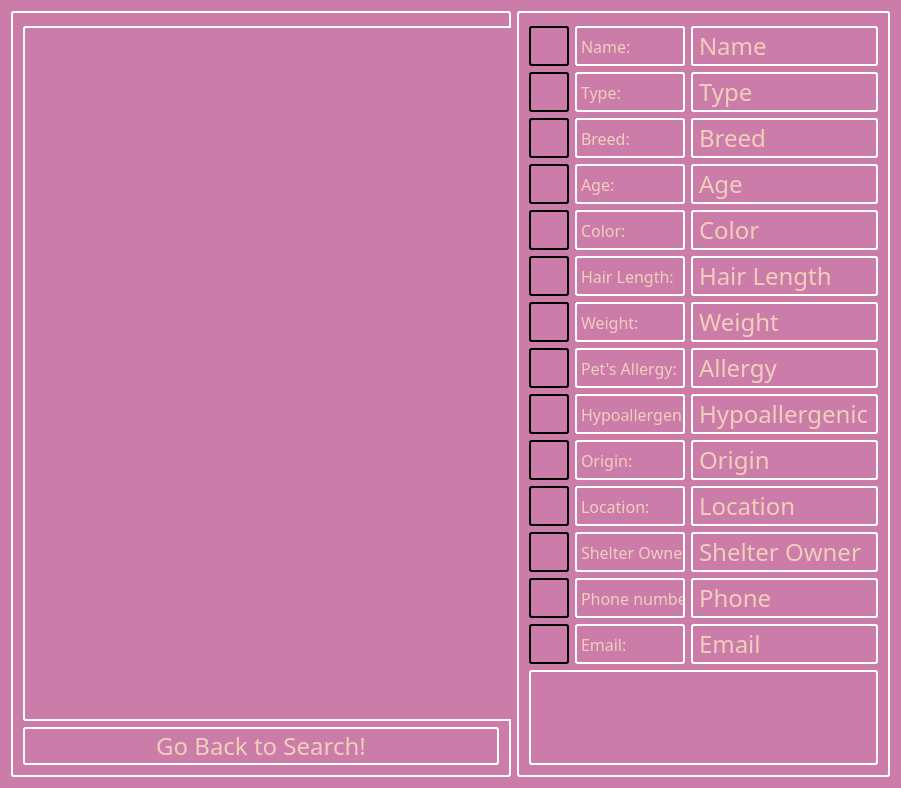
The window that breadnbutter/gui/petprofile.ui (jacksodl23/cs-205-pet-adoption) describes before a commit, drawn with Qt 5.
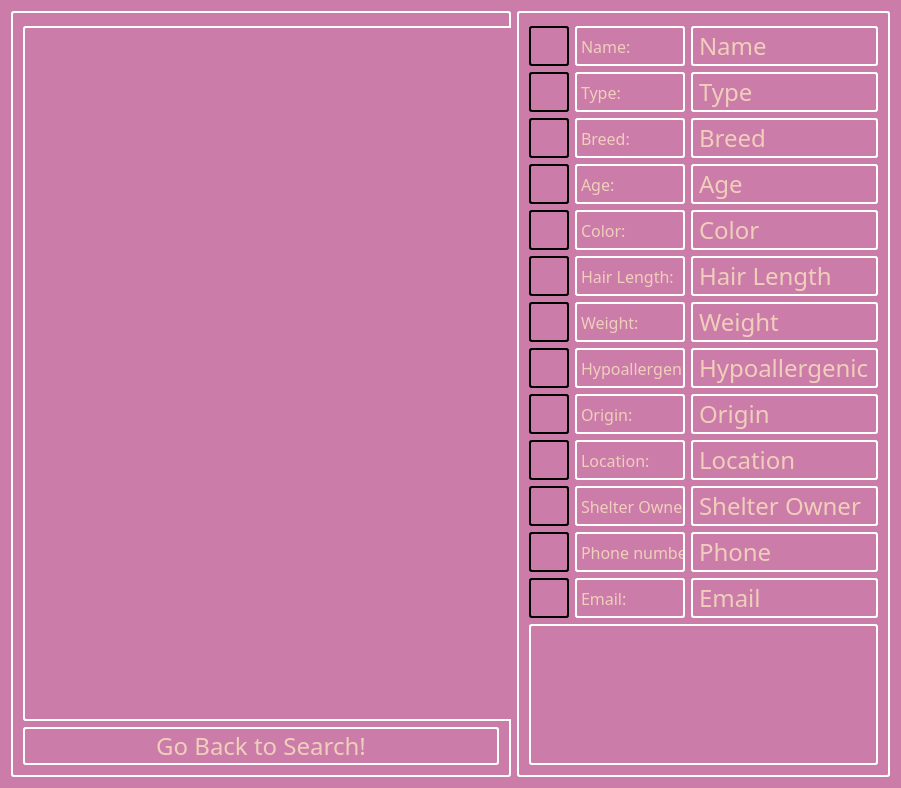
The same window after the commit.

Commit message: removing pet allergy from GUI

The edit to the form file:
```diff
--- a/breadnbutter/gui/petprofile.ui
+++ b/breadnbutter/gui/petprofile.ui
@@ -542,71 +542,6 @@
         </item>
        </layout>
       </item>
-      <item>
-       <layout class="QHBoxLayout" name="horizontalLayout_15">
-        <item>
-         <widget class="QLabel" name="icon_allergy">
-          <property name="minimumSize">
-           <size>
-            <width>40</width>
-            <height>40</height>
-           </size>
-          </property>
-          <property name="maximumSize">
-           <size>
-            <width>40</width>
-            <height>40</height>
-           </size>
-          </property>
-          <property name="styleSheet">
-           <string notr="true">border: 2px solid  black; 
-     border-radius: 3px;</string>
-          </property>
-          <property name="text">
-           <string/>
-          </property>
-         </widget>
-        </item>
-        <item>
-         <widget class="QLabel" name="label_14">
-          <property name="maximumSize">
-           <size>
-            <width>110</width>
-            <height>16777215</height>
-           </size>
-          </property>
-          <property name="font">
-           <font>
-            <family>Dyuthi</family>
-            <pointsize>12</pointsize>
-           </font>
-          </property>
-          <property name="text">
-           <string>Pet's Allergy:</string>
-          </property>
-         </widget>
-        </item>
-        <item>
-         <widget class="QLabel" name="label_allergy">
-          <property name="maximumSize">
-           <size>
-            <width>1000</width>
-            <height>16777215</height>
-           </size>
-          </property>
-          <property name="font">
-           <font>
-            <family>Dyuthi</family>
-            <pointsize>18</pointsize>
-           </font>
-          </property>
-          <property name="text">
-           <string>Allergy</string>
-          </property>
-         </widget>
-        </item>
-       </layout>
-      </item>
       <item>
        <layout class="QHBoxLayout" name="horizontalLayout_8">
         <item>
```
The commit also changes 4 other files.
